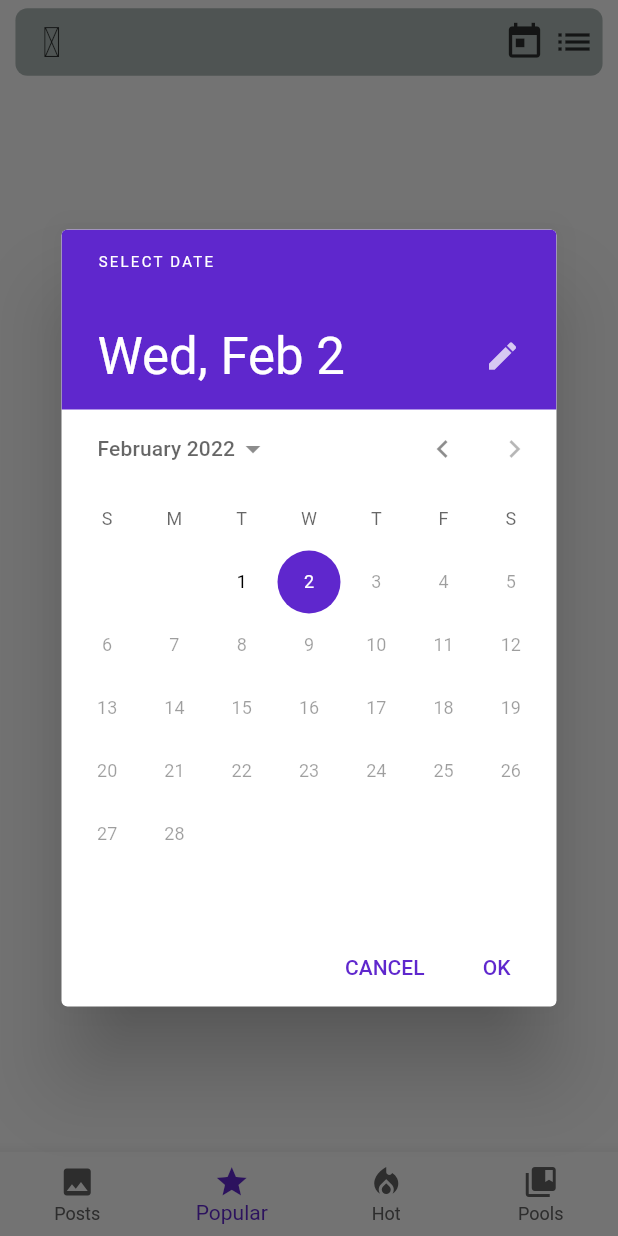
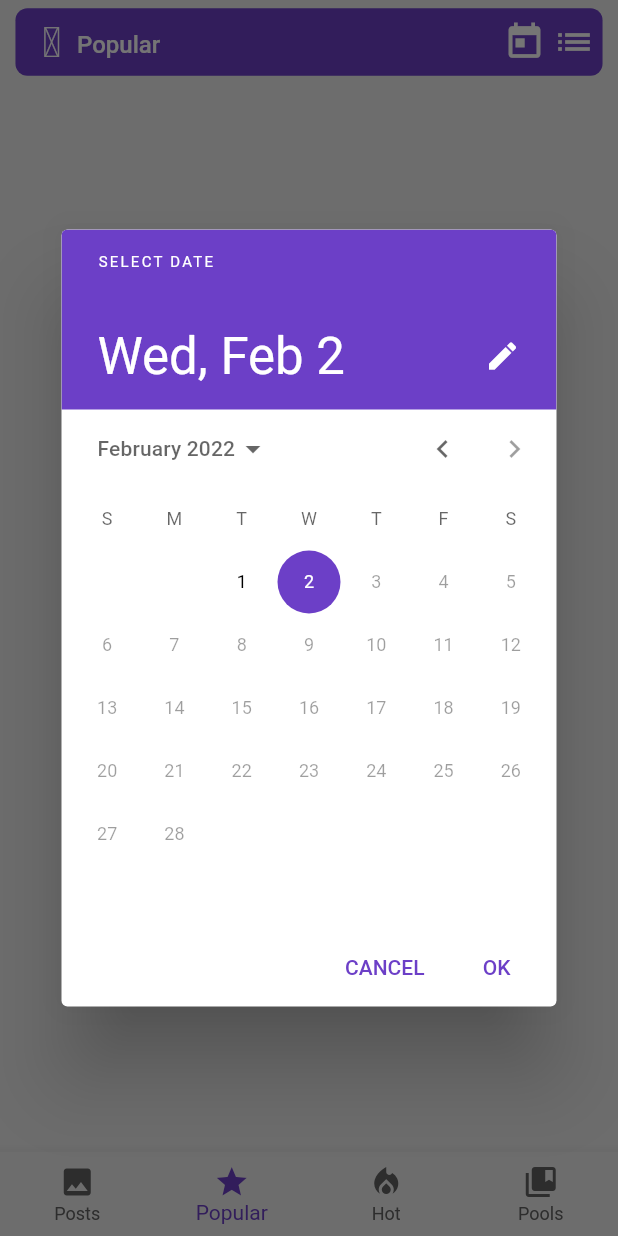
Before and after one commit to Yusuf007R/booru_pocket_flutter, a Flutter app: the screen it shows after launch, item 2 of the bottom bar chosen, after a tap on the "today" icon, on a phone screen of 412 x 824 dp. Run offline on Flutter 3.47's test engine with Material 2 defaults, Android fonts, the phone set to English and light mode, and no system bars; our stand-ins replace auto_route, bloc, bloc_concurrency, dio, extended_image, flutter_bloc and 6 more; missing offline and left inert: interactiveviewer_gallery; network calls fail.

Commit message:
:sparkles: (post-detail-screen)

```diff
--- a/lib/models/api/post/post.dart
+++ b/lib/models/api/post/post.dart
@@ -20,8 +20,8 @@ class Post with _$Post {
     @JsonKey(name: 'large_file_url') required String largeFileUrl,
     @JsonKey(name: 'file_url') required String fileUrl,
     @JsonKey(name: 'file_ext') required String fileExt,
-    @JsonKey(name: 'image_width') required int imageWidth,
-    @JsonKey(name: 'image_height') required int imageHeight,
+    @JsonKey(name: 'image_width') required double imageWidth,
+    @JsonKey(name: 'image_height') required double imageHeight,
     required int score,
     @JsonKey(name: 'fav_count') required int favoriteCount,
     @JsonKey(name: 'created_at') required DateTime createdAt,
--- a/lib/screens/login_screen.dart
+++ b/lib/screens/login_screen.dart
@@ -30,7 +30,7 @@ class _LoginScreenState extends State<LoginScreen> {
           ),
           body: Center(
             child: SizedBox(
-              width: MediaQuery.of(context).size.width * 0.80,
+              width: MediaQuery.of(context).size.width * 0.85,
               child: ListView(
                 physics: const BouncingScrollPhysics(),
                 shrinkWrap: true,
--- a/lib/theme/theme.dart
+++ b/lib/theme/theme.dart
@@ -3,14 +3,16 @@ import 'package:flutter/material.dart';
 ThemeData lightThemeData = ThemeData.light().copyWith(
   bottomNavigationBarTheme: BottomNavigationBarThemeData(
     unselectedItemColor: Colors.grey.shade700,
+    backgroundColor: Colors.grey.shade200,
   ),
+  scaffoldBackgroundColor: Colors.grey.shade200,
+  primaryColor: const Color(0xFF6C3FC7),
   iconTheme: const IconThemeData(
     color: Colors.black,
-    opacity: 0.75,
   ),
   colorScheme: const ColorScheme.light(
-    primary: Color(0xFF5f27cd),
-    secondary: Color(0xFFf78fb3),
+    primary: Color(0xFF6C3FC7),
+    secondary: Color(0xFFBF87F3),
   ),
   dividerTheme: DividerThemeData(
     color: Colors.grey.shade500,
@@ -18,17 +20,18 @@ ThemeData lightThemeData = ThemeData.light().copyWith(
     space: 0,
   ),
 );
+
 ThemeData darkThemeData = ThemeData.dark().copyWith(
   bottomNavigationBarTheme: const BottomNavigationBarThemeData(
     unselectedItemColor: Colors.white70,
   ),
   iconTheme: const IconThemeData(
-    color: Colors.white,
-    opacity: 0.75,
+    color: Colors.white70,
   ),
+  primaryColor: const Color(0xFF6C3FC7),
   colorScheme: const ColorScheme.light(
-    primary: Color(0xFF5f27cd),
-    secondary: Color(0xFFf78fb3),
+    primary: Color(0xFF6C3FC7),
+    secondary: Color(0xFFBF87F3),
   ),
   dividerTheme: DividerThemeData(
     color: Colors.grey.shade500,
--- a/lib/widgets/drawer_content.dart
+++ b/lib/widgets/drawer_content.dart
@@ -22,7 +22,7 @@ class CustomDrawer extends StatelessWidget {
           crossAxisAlignment: CrossAxisAlignment.stretch,
           children: [
             Padding(
-              padding: EdgeInsets.only(top: height + 12, left: 15, bottom: 12),
+              padding: EdgeInsets.only(top: height + 12, left: 20, bottom: 12),
               child: const Text(
                 'BooruPOCKET',
                 style: TextStyle(
@@ -154,7 +154,7 @@ class DrawerTile extends StatelessWidget {
   @override
   Widget build(BuildContext context) {
     return ListTile(
-      contentPadding: const EdgeInsets.only(left: 12, bottom: 4),
+      contentPadding: const EdgeInsets.only(left: 15, bottom: 4),
       dense: true,
       title: Row(
         children: [
--- a/lib/widgets/gallery_grid_item.dart
+++ b/lib/widgets/gallery_grid_item.dart
@@ -33,6 +33,7 @@ class _GalleryGridItemState extends State<GalleryGridItem> {
         double height = widget.width / aspectRatio;
         final Color baseColor = Colors.grey.shade400;
         final Color highlightColor = Colors.grey.shade100;
+
         // if (post.tags.contains('1girl')) return const SizedBox();
         return SizedBox(
           height: height,
@@ -43,6 +44,7 @@ class _GalleryGridItemState extends State<GalleryGridItem> {
               final bloc = BlocProvider.of<GalleryGridBloc>(context);
               bloc.add(
                   CurrentDetailIndexChanged(currentDetailIndex: widget.index));
+
               AutoRouter.of(context).push(
                 PostDetailRoute(
                   initialIndex: widget.index,
@@ -57,7 +59,7 @@ class _GalleryGridItemState extends State<GalleryGridItem> {
                 child: ClipRRect(
                   borderRadius: BorderRadius.circular(10),
                   child: ExtendedImage.network(
-                    post.highQuality,
+                    post.lowQuality,
                     fit: BoxFit.cover,
                     cache: true,
                     loadStateChanged: (ExtendedImageState state) {
--- a/lib/widgets/nav_bar_skeleton.dart
+++ b/lib/widgets/nav_bar_skeleton.dart
@@ -42,7 +42,7 @@ class NavBarSkeleton extends StatelessWidget {
         width: MediaQuery.of(context).size.width * 0.95,
         height: 45,
         decoration: BoxDecoration(
-          color: const Color(0xFFadb8b5),
+          color: const Color(0xFF6C3FC7),
           borderRadius: BorderRadius.circular(8),
         ),
       ),
--- a/lib/widgets/popular_screen_nav_bar.dart
+++ b/lib/widgets/popular_screen_nav_bar.dart
@@ -28,9 +28,19 @@ class PopularScreenNavBarStateWidget extends State<PopularScreenNavBar> {
                   Feedback.forTap(context);
                   context.read<ScaffoldState>().openDrawer();
                 },
-                child: const Icon(MdiIcons.menu, size: 28, color: Colors.black),
+                child: const Icon(MdiIcons.menu, size: 28, color: Colors.white),
               ),
               padding: const EdgeInsets.only(left: 10),
+            ),
+            const Padding(
+              child: Text(
+                'Popular',
+                style: TextStyle(
+                  color: Colors.white,
+                  fontSize: 16,
+                ),
+              ),
+              padding: EdgeInsets.only(top: 4, left: 3),
             ),
           ],
           rightSideWidgets: [
@@ -50,7 +60,7 @@ class PopularScreenNavBarStateWidget extends State<PopularScreenNavBar> {
                     context.read<PopularScreenNavbarCubit>().setDate(date);
                   }
                 },
-                child: const Icon(Icons.today, size: 28, color: Colors.black),
+                child: const Icon(Icons.today, size: 28, color: Colors.white),
               ),
               padding: const EdgeInsets.only(right: 5),
             ),
@@ -69,7 +79,7 @@ class PopularScreenNavBarStateWidget extends State<PopularScreenNavBar> {
                   );
                   context.read<PopularScreenNavbarCubit>().setScale(scale);
                 },
-                child: const Icon(Icons.list, size: 28, color: Colors.black),
+                child: const Icon(Icons.list, size: 28, color: Colors.white),
                 itemBuilder: (context) => [
                   const PopupMenuItem(
                     value: 'day',
--- a/lib/widgets/post_screen_nav_bar.dart
+++ b/lib/widgets/post_screen_nav_bar.dart
@@ -4,12 +4,12 @@ import 'package:booru_pocket_flutter/blocs/post_screen_nav_bar/post_screen_nav_b
 import 'package:booru_pocket_flutter/blocs/query_params_cubit/query_params_cubit.dart';
 import 'package:booru_pocket_flutter/models/api/autocomplete/autocomplete.dart';
 import 'package:booru_pocket_flutter/models/api/queryparams/queryparams.dart';
-import 'package:booru_pocket_flutter/router/router.gr.dart';
 import 'package:auto_route/auto_route.dart';
 import 'package:booru_pocket_flutter/widgets/nav_bar_skeleton.dart';
 import 'package:flutter/material.dart';
 
 import 'package:flutter_bloc/flutter_bloc.dart';
+import 'package:material_design_icons_flutter/material_design_icons_flutter.dart';
 
 class PostScreenNavBar extends StatefulWidget {
   const PostScreenNavBar({Key? key}) : super(key: key);
@@ -101,8 +101,11 @@ class _PostScreenNavBarState extends State<PostScreenNavBar> {
               }
               context.read<ScaffoldState>().openDrawer();
             },
-            child: Icon(isPushedScreen ? Icons.arrow_back : Icons.menu,
-                size: 28, color: Colors.black),
+            child: Icon(
+              isPushedScreen ? Icons.arrow_back : MdiIcons.menu,
+              size: 28,
+              color: Colors.white,
+            ),
           ),
           padding: const EdgeInsets.symmetric(horizontal: 10),
         ),
@@ -125,7 +128,7 @@ class _PostScreenNavBarState extends State<PostScreenNavBar> {
               child: const Icon(
                 Icons.add,
                 size: 28,
-                color: Colors.black,
+                // color: Colors.white,
               ),
             ),
           ),
@@ -252,10 +255,15 @@ class _SearchInputState extends State<SearchInput> {
         context.read<PostScreenNavbarCubit>().onTextFieldSubmitted();
       },
       style: const TextStyle(
-        color: Colors.black,
+        color: Colors.white,
       ),
+      cursorColor: Colors.white,
       decoration: const InputDecoration(
         hintText: 'Search for tags...',
+        hintStyle: TextStyle(
+          color: Colors.white,
+          fontSize: 16,
+        ),
         enabledBorder: InputBorder.none,
         focusedBorder: InputBorder.none,
         contentPadding: EdgeInsets.symmetric(horizontal: 40),
--- a/pubspec.yaml
+++ b/pubspec.yaml
@@ -37,7 +37,6 @@ dependencies:
   extended_image: ^6.0.1
   bloc: ^8.0.2
   flutter_bloc: ^8.0.1
-  photo_view: ^0.13.0
   material_design_icons_flutter: ^5.0.6295
   freezed_annotation: ^1.1.0
   json_annotation: ^4.4.0
@@ -47,6 +46,9 @@ dependencies:
   url_launcher: ^6.0.18
   flutter_secure_storage: ^5.0.2
   get_it: ^7.2.0
+  interactiveviewer_gallery:
+    git:
+      url: https://github.com/Yusuf007R/interactiveviewer_gallery
 
 dev_dependencies:
   flutter_test:
```
Also changed, not shown: lib/screens/post_detail_screen.dart (+142 -48 lines), lib/models/api/post/post.freezed.dart, lib/models/api/post/post.g.dart, pubspec.lock.
